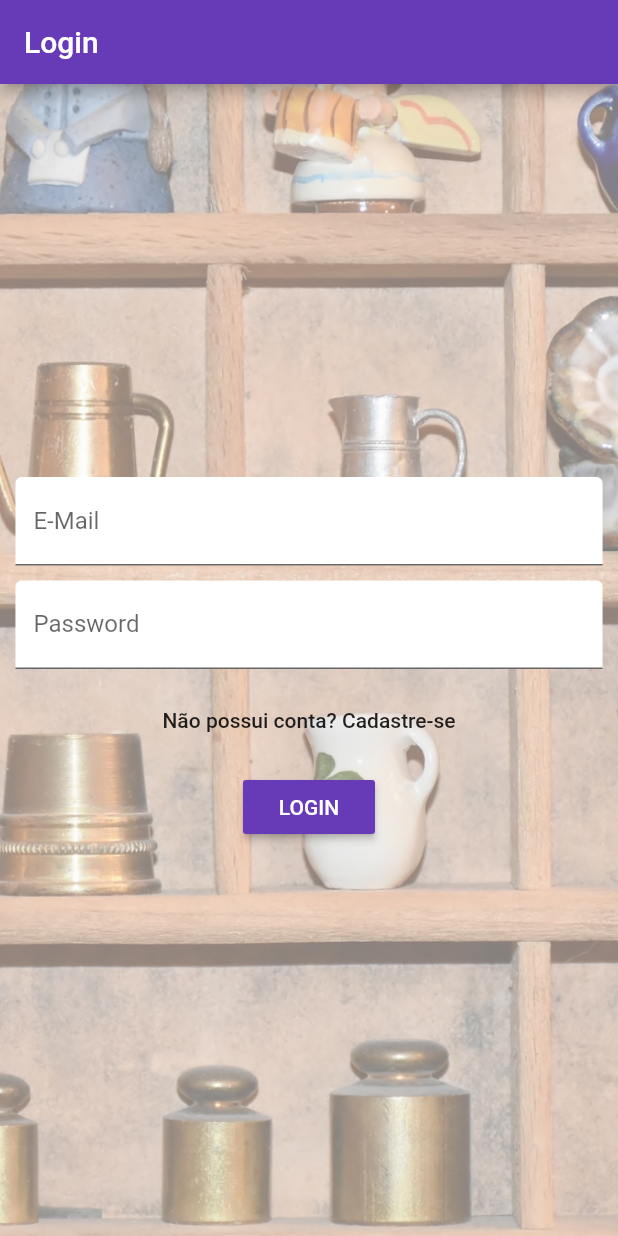
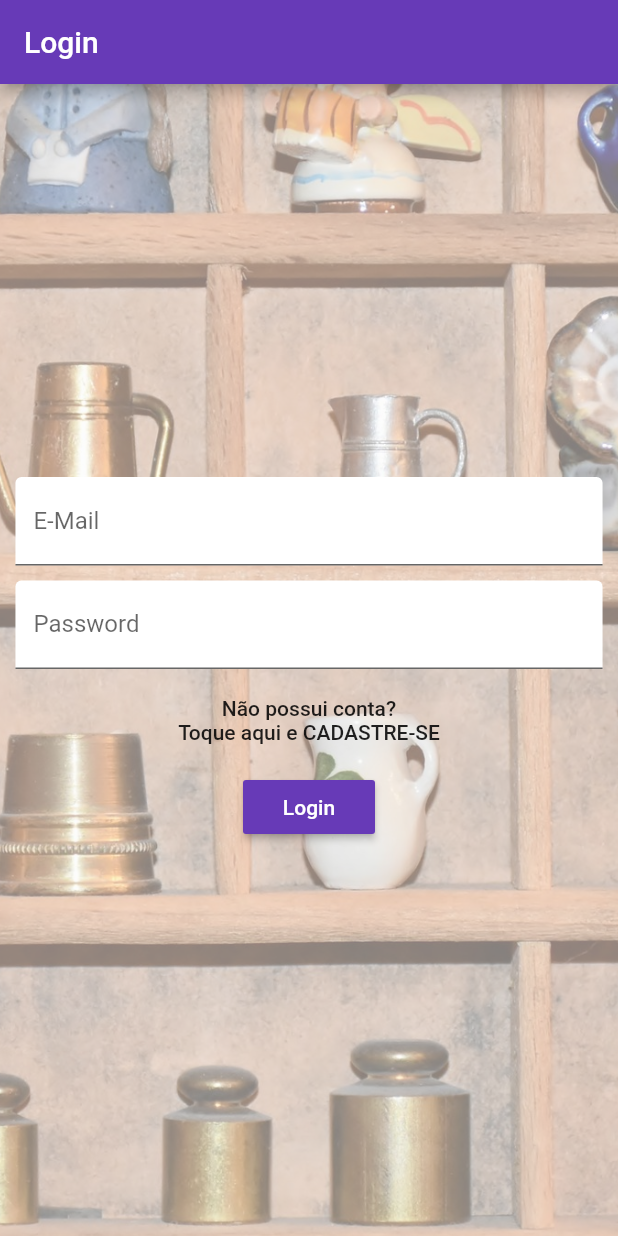
Before and after one commit to rafaelqueiroz88/learning-flutter, a Flutter app: the screen it shows after launch, on a phone screen of 412 x 824 dp. Run offline on Flutter 3.47's test engine with Material 2 defaults, Android fonts, the phone set to English and light mode, and no system bars; accounts and stored records are empty.

Commit message:
Tela de login pronta (funcionalidades não aplicadas).

```diff
--- a/lib/pages/auth.dart
+++ b/lib/pages/auth.dart
@@ -142,7 +142,11 @@ class _AuthPageState extends State<AuthPage> {
                     _authMode == AuthMode.Signup ? _buildPasswordConfirmTextField() : Container(),
                     _authMode == AuthMode.Signup ? _buildAcceptSwitch() : Container(),
                     FlatButton(
-                      child: Text('${_authMode == AuthMode.Login ? 'Não possui conta? Cadastre-se' : 'Login'}'),
+                      child: Text(
+                        '${_authMode == AuthMode.Login ? 'Não possui conta?\nToque aqui e CADASTRE-SE'
+                            :
+                        'Já possui uma conta?\nToque aqui e ACESSE'}', textAlign: TextAlign.center,
+                      ),
                       onPressed: () {
                         _formData['email'] = null;
                         _formData['password'] = null;
@@ -160,7 +164,7 @@ class _AuthPageState extends State<AuthPage> {
                           MainModel model) {
                         return RaisedButton(
                           textColor: Colors.white,
-                          child: Text('LOGIN'),
+                          child: Text('${_authMode == AuthMode.Login ? 'Login' : 'Cadastrar'}'),
                           onPressed: () => _submitForm(model.login),
                         );
                       },
```
